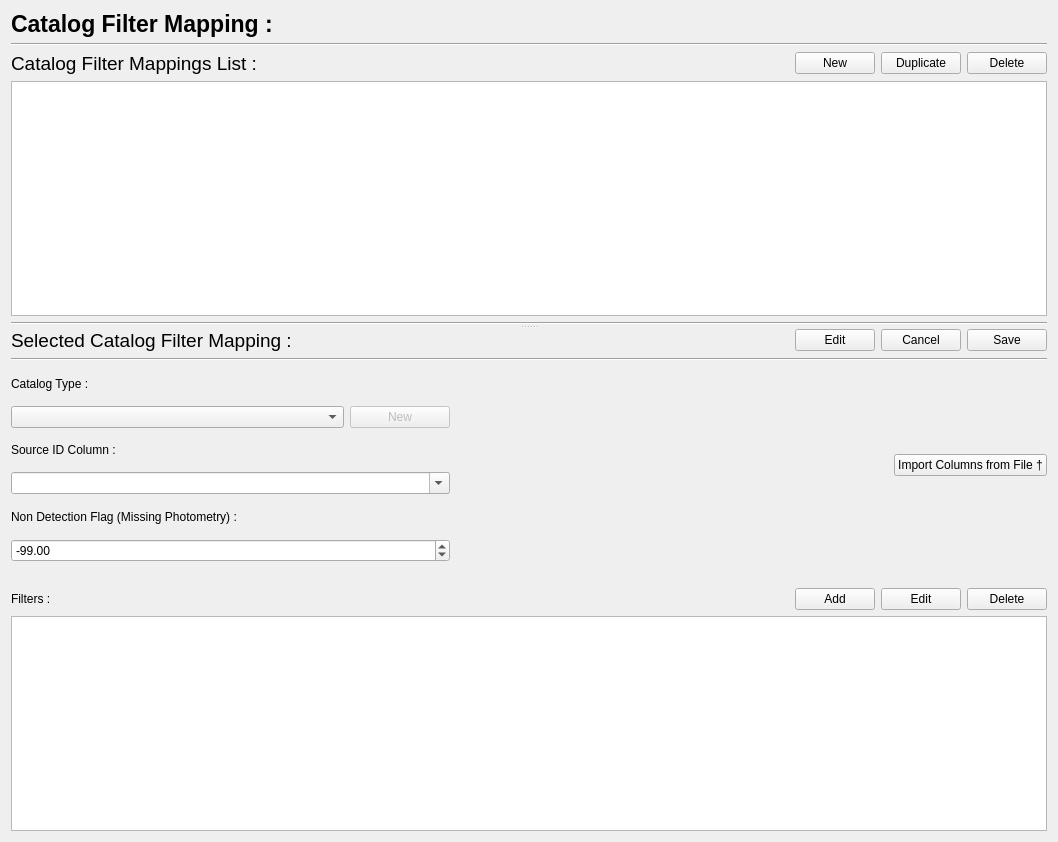
Old version of the form PhzQtUI/auxdir/PhzQtUI/FormSurveyMapping.ui in the repository astrorama/Phosphoros.
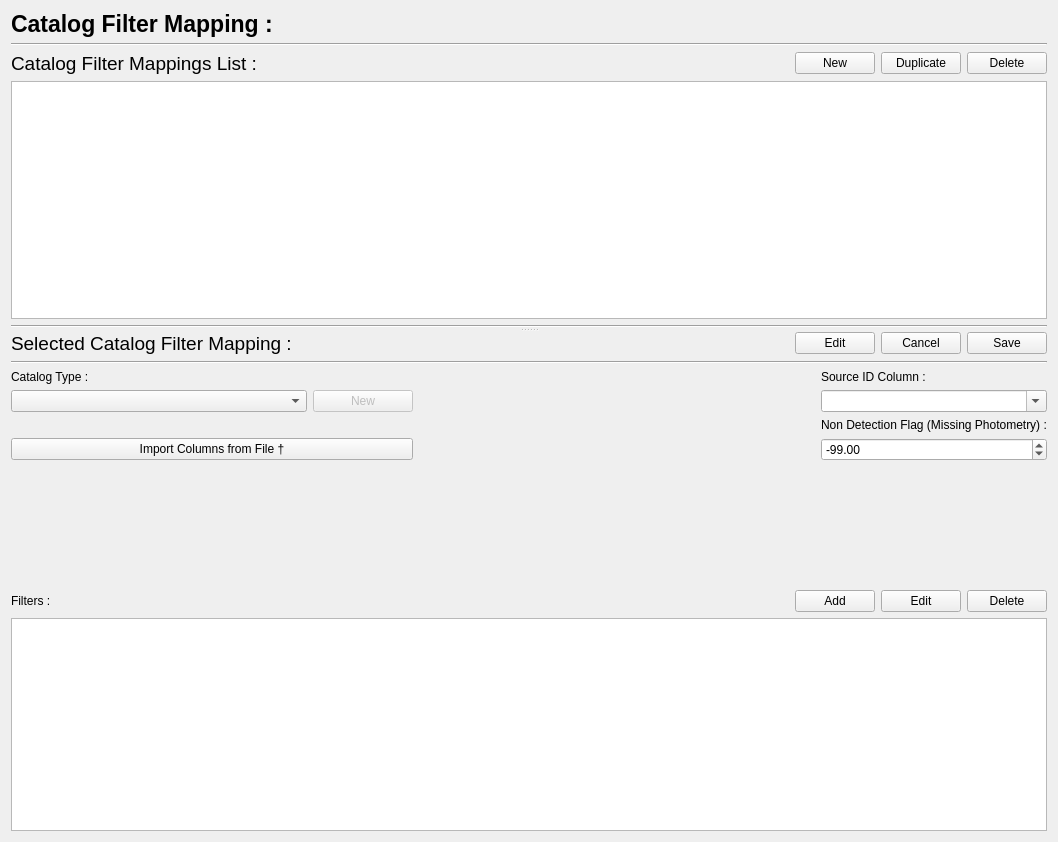
New version of the form.

Commit message: Small changes in the layout for better scaling down

Patch:
```diff
--- a/PhzQtUI/auxdir/PhzQtUI/FormSurveyMapping.ui
+++ b/PhzQtUI/auxdir/PhzQtUI/FormSurveyMapping.ui
@@ -244,40 +244,6 @@
              </item>
             </layout>
            </item>
-           <item>
-            <widget class="QLabel" name="label_18">
-             <property name="text">
-              <string>Source ID Column :</string>
-             </property>
-            </widget>
-           </item>
-           <item>
-            <widget class="QComboBox" name="cb_SourceId">
-             <property name="editable">
-              <bool>true</bool>
-             </property>
-            </widget>
-           </item>
-           <item>
-            <widget class="QLabel" name="label_2">
-             <property name="text">
-              <string>Non Detection Flag (Missing Photometry) :</string>
-             </property>
-            </widget>
-           </item>
-           <item>
-            <widget class="QDoubleSpinBox" name="txt_nonDetection">
-             <property name="minimum">
-              <double>-10000000.000000000000000</double>
-             </property>
-             <property name="maximum">
-              <double>10000000.000000000000000</double>
-             </property>
-             <property name="value">
-              <double>-99.000000000000000</double>
-             </property>
-            </widget>
-           </item>
            <item>
             <spacer name="horizontalSpacer">
              <property name="orientation">
@@ -291,6 +257,29 @@
              </property>
             </spacer>
            </item>
+           <item>
+            <widget class="QPushButton" name="btn_ImportColumn">
+             <property name="toolTip">
+              <string>Select a file to be used as default file for this catalog. The columns of the catalog will be used to populate the drop-down for the ID and the Filters columns.</string>
+             </property>
+             <property name="text">
+              <string>Import Columns from File †</string>
+             </property>
+            </widget>
+           </item>
+           <item>
+            <spacer name="verticalSpacer">
+             <property name="orientation">
+              <enum>Qt::Vertical</enum>
+             </property>
+             <property name="sizeHint" stdset="0">
+              <size>
+               <width>20</width>
+               <height>40</height>
+              </size>
+             </property>
+            </spacer>
+           </item>
           </layout>
          </item>
          <item>
@@ -309,25 +298,36 @@
          <item>
           <layout class="QVBoxLayout" name="verticalLayout_11">
            <item>
-            <spacer name="verticalSpacer">
-             <property name="orientation">
-              <enum>Qt::Vertical</enum>
+            <widget class="QLabel" name="label_18">
+             <property name="text">
+              <string>Source ID Column :</string>
              </property>
-             <property name="sizeHint" stdset="0">
-              <size>
-               <width>20</width>
-               <height>40</height>
-              </size>
-             </property>
-            </spacer>
+            </widget>
            </item>
            <item>
-            <widget class="QPushButton" name="btn_ImportColumn">
-             <property name="toolTip">
-              <string>Select a file to be used as default file for this catalog. The columns of the catalog will be used to populate the drop-down for the ID and the Filters columns.</string>
+            <widget class="QComboBox" name="cb_SourceId">
+             <property name="editable">
+              <bool>true</bool>
              </property>
+            </widget>
+           </item>
+           <item>
+            <widget class="QLabel" name="label_2">
              <property name="text">
-              <string>Import Columns from File †</string>
+              <string>Non Detection Flag (Missing Photometry) :</string>
+             </property>
+            </widget>
+           </item>
+           <item>
+            <widget class="QDoubleSpinBox" name="txt_nonDetection">
+             <property name="minimum">
+              <double>-10000000.000000000000000</double>
+             </property>
+             <property name="maximum">
+              <double>10000000.000000000000000</double>
+             </property>
+             <property name="value">
+              <double>-99.000000000000000</double>
              </property>
             </widget>
            </item>
```
Left out of the diff: 2 changed lines with no effect on the pictures. The commit also changes 1 other file.
